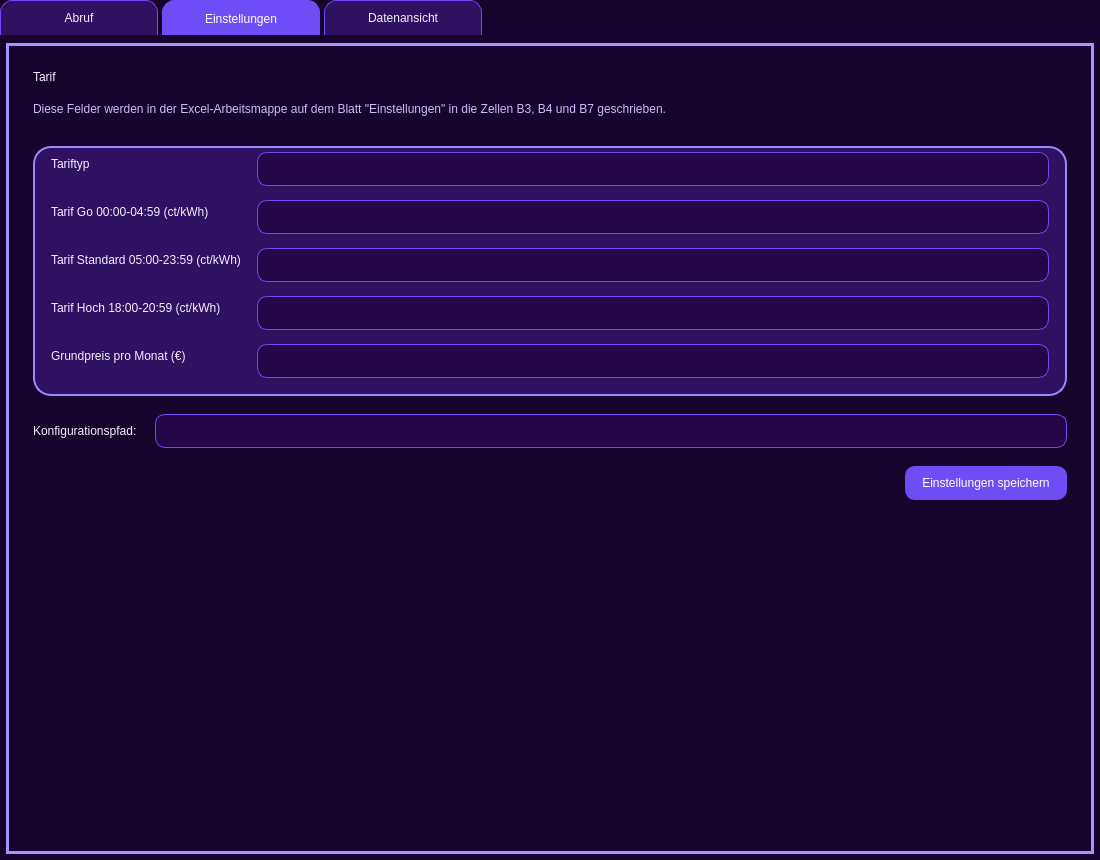
bkerler/octopusdetool, file octopusdetool/octopusdetool_gui.ui: the form before one commit.
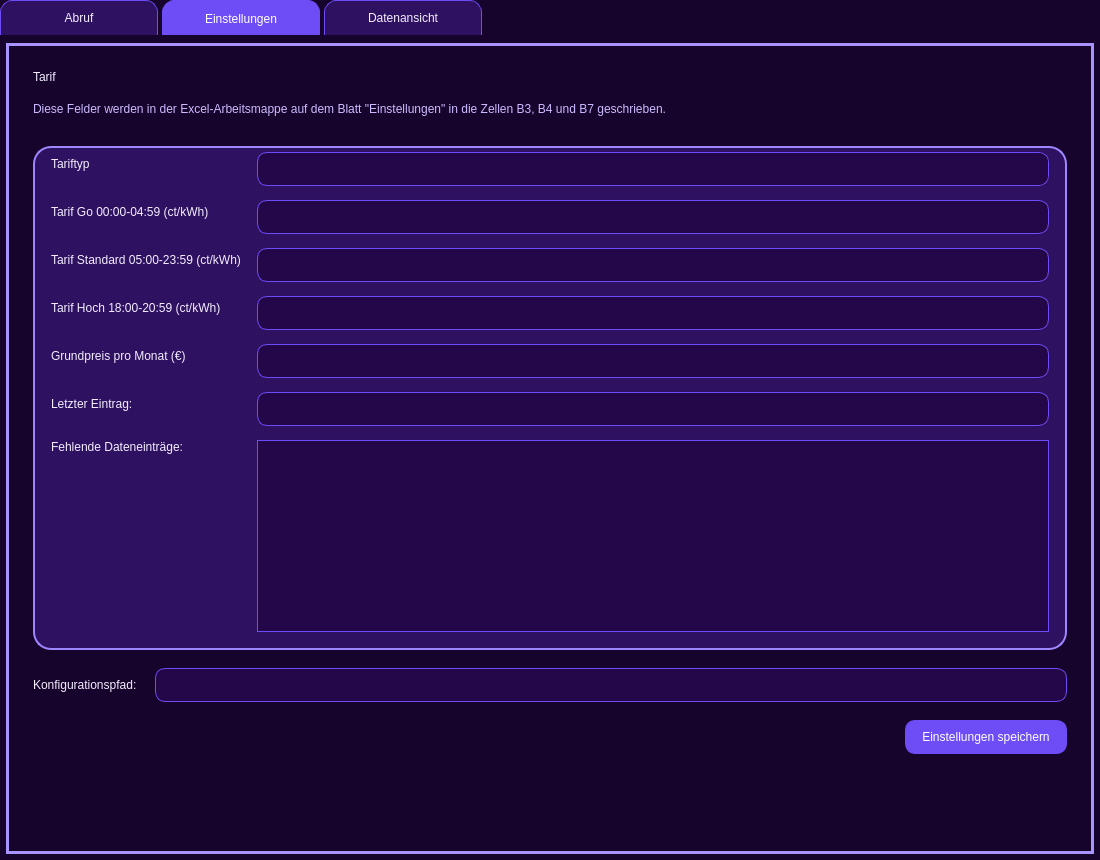
The form after the commit. The open tabs and pages were chosen to show the change.

Commit message: Add missing entries to settings

```diff
--- a/octopusdetool/octopusdetool_gui.ui
+++ b/octopusdetool/octopusdetool_gui.ui
@@ -1025,6 +1025,33 @@
           <item row="4" column="1">
            <widget class="QLineEdit" name="basePriceLineEdit"/>
           </item>
+          <item row="5" column="0">
+           <widget class="QLabel" name="latestEntryLabel">
+            <property name="text">
+             <string>Letzter Eintrag:</string>
+            </property>
+           </widget>
+          </item>
+          <item row="5" column="1">
+           <widget class="QLineEdit" name="latestEntryLineEdit">
+            <property name="readOnly">
+             <bool>true</bool>
+            </property>
+           </widget>
+          </item>
+          <item row="6" column="0">
+           <widget class="QLabel" name="missingEntriesLabel">
+            <property name="text">
+             <string>Fehlende Dateneinträge:</string>
+            </property>
+            <property name="alignment">
+             <set>Qt::AlignLeading|Qt::AlignLeft|Qt::AlignTop</set>
+            </property>
+           </widget>
+          </item>
+          <item row="6" column="1">
+           <widget class="QTableView" name="missingEntriesTableView"/>
+          </item>
          </layout>
         </widget>
        </item>
```
The commit also changes 1 other file.
